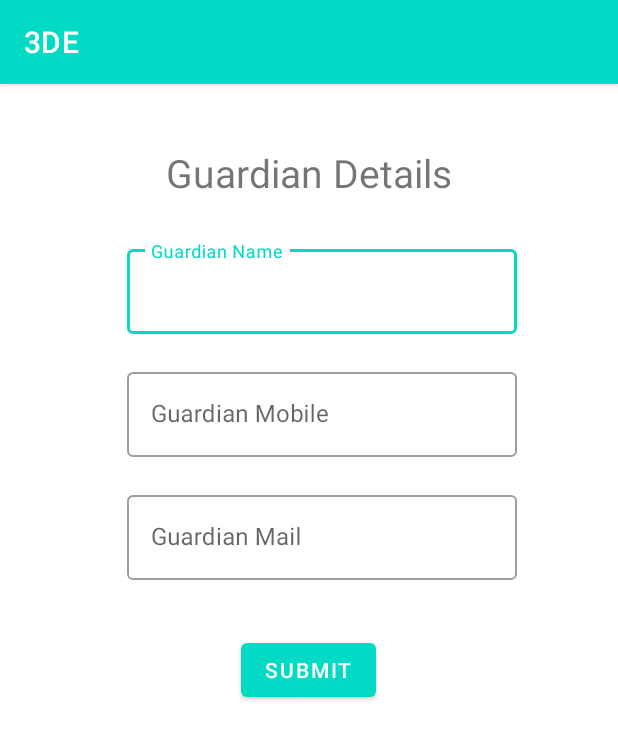
After one commit to it18395242-chirath/3DE, an Android app: the user_details_2 screen opened directly, with no data from a screen before it, on a phone screen of 412 x 824 dp. The commit adds this screen. Shown: the top 739 px of the screen. Run offline under Robolectric (Android 15) with nearby library versions, the phone set to English and light mode, and no system bars; our stand-ins replace Firebase (no records; nobody signed in at launch, a user with empty details on screens opened directly).

Commit message:
adding registration

```diff
--- a/MobApp/app/build.gradle
+++ b/MobApp/app/build.gradle
@@ -1,5 +1,6 @@
 plugins {
     id 'com.android.application'
+    id 'com.google.gms.google-services'
 }
 
 android {
@@ -33,6 +34,7 @@ dependencies {
     implementation 'androidx.appcompat:appcompat:1.2.0'
     implementation 'com.google.android.material:material:1.3.0'
     implementation 'androidx.constraintlayout:constraintlayout:2.0.4'
+    implementation 'com.google.firebase:firebase-database:19.2.1'
     testImplementation 'junit:junit:4.+'
     androidTestImplementation 'androidx.test.ext:junit:1.1.2'
     androidTestImplementation 'androidx.test.espresso:espresso-core:3.3.0'
--- /dev/null
+++ b/MobApp/app/src/main/java/mobile/application3DE/user_details_2.java
@@ -0,0 +1,86 @@
+package mobile.application3DE;
+
+import androidx.appcompat.app.AppCompatActivity;
+
+import android.annotation.SuppressLint;
+import android.content.Intent;
+import android.content.res.Resources;
+import android.os.Bundle;
+import android.view.View;
+import android.widget.Toast;
+
+import com.google.android.material.snackbar.Snackbar;
+import com.google.android.material.textfield.TextInputEditText;
+import com.google.firebase.database.DatabaseReference;
+import com.google.firebase.database.FirebaseDatabase;
+
+import java.util.UUID;
+
+import mobile.application3DE.R;
+import mobile.application3DE.models.User;
+import mobile.application3DE.orientation.tccCalculation;
+
+public class user_details_2 extends AppCompatActivity {
+
+    TextInputEditText g_name_,g_mobile_,g_mail_;
+    User u;
+    FirebaseDatabase firebaseDatabase;
+    DatabaseReference dbRef;
+
+    @Override
+    protected void onCreate(Bundle savedInstanceState) {
+        super.onCreate(savedInstanceState);
+        setContentView(R.layout.activity_user_details_2);
+
+        Intent i = getIntent();
+        u = (User) i.getSerializableExtra("user");
+        g_name_ = findViewById(R.id.gname);
+        g_mobile_ = findViewById(R.id.gphone);
+        g_mail_ = findViewById(R.id.gmail);
+
+    }
+
+    public void submit(View view) {
+
+        boolean success = true;
+
+        if(!g_name_.getText().toString().matches("") && g_mobile_.getText().toString().matches("") && g_mail_.getText().toString().matches("")) {
+            g_mobile_.setError("Required");
+            g_mail_.setError("Required");
+            success = false;
+        }
+        if(success){
+            u.setGuardianName(g_name_.getText().toString());
+            u.setGuardianMob(g_mobile_.getText().toString());
+            u.setGuardianMail(g_mail_.getText().toString());
+
+            firebaseDatabase = FirebaseDatabase.getInstance("https://project-3de-eb7dd-default-rtdb.firebaseio.com/");
+            dbRef = firebaseDatabase.getReference("users/".concat(UUID.randomUUID().toString()));
+
+            dbRef.setValue(u);
+
+            Resources resources = getResources();
+
+            Snackbar.make(view,"Registration Successful!",Snackbar.LENGTH_SHORT).setBackgroundTint(resources.getColor(R.color.success)).show();
+
+            Intent i = new Intent(this, activity_choice_landing.class);
+            i.putExtra("fname",u.get_fName());
+            Thread thread = new Thread(){
+                @Override
+                public void run() {
+                    try {
+                        Thread.sleep(500);
+                        startActivity(i);
+                    } catch (Exception e) {
+                        e.printStackTrace();
+                    }
+                }
+            };
+
+            thread.start();
+
+        }
+
+    }
+
+}
--- /dev/null
+++ b/MobApp/app/src/main/res/layout/activity_user_details_2.xml
@@ -0,0 +1,101 @@
+<?xml version="1.0" encoding="utf-8"?>
+<androidx.constraintlayout.widget.ConstraintLayout xmlns:android="http://schemas.android.com/apk/res/android"
+    xmlns:app="http://schemas.android.com/apk/res-auto"
+    xmlns:tools="http://schemas.android.com/tools"
+    android:layout_width="match_parent"
+    android:layout_height="match_parent"
+    tools:context=".user_details_2">
+
+    <com.google.android.material.textview.MaterialTextView
+        android:id="@+id/Gdetails"
+        style="@style/Widget.MaterialComponents.TextView"
+        android:layout_width="wrap_content"
+        android:layout_height="wrap_content"
+        android:text="@string/guardian_details"
+        android:textSize="26sp"
+        app:layout_constraintBottom_toBottomOf="parent"
+        app:layout_constraintEnd_toEndOf="parent"
+        app:layout_constraintStart_toStartOf="parent"
+        app:layout_constraintTop_toTopOf="parent"
+        app:layout_constraintVertical_bias="0.056" />
+
+    <com.google.android.material.textfield.TextInputLayout
+        android:id="@+id/Gname"
+        style="@style/Widget.MaterialComponents.TextInputLayout.OutlinedBox"
+        android:layout_width="260dp"
+        android:layout_height="wrap_content"
+        android:layout_marginStart="16dp"
+        android:layout_marginLeft="16dp"
+        android:layout_marginTop="28dp"
+        android:hint="@string/guardian_name"
+        app:layout_constraintEnd_toEndOf="parent"
+        app:layout_constraintHorizontal_bias="0.503"
+        app:layout_constraintStart_toStartOf="parent"
+        app:layout_constraintTop_toBottomOf="@+id/Gdetails">
+
+        <com.google.android.material.textfield.TextInputEditText
+            android:layout_width="match_parent"
+            android:layout_height="wrap_content"
+            android:inputType="text"
+            android:id="@+id/gname"
+            />
+
+    </com.google.android.material.textfield.TextInputLayout>
+
+    <com.google.android.material.textfield.TextInputLayout
+        android:id="@+id/Gmobile"
+        style="@style/Widget.MaterialComponents.TextInputLayout.OutlinedBox"
+        android:layout_width="260dp"
+        android:layout_height="wrap_content"
+        android:layout_marginStart="16dp"
+        android:layout_marginLeft="16dp"
+        android:layout_marginTop="20dp"
+        android:hint="@string/guardian_mobile"
+        app:layout_constraintEnd_toEndOf="parent"
+        app:layout_constraintHorizontal_bias="0.503"
+        app:layout_constraintStart_toStartOf="parent"
+        app:layout_constraintTop_toBottomOf="@+id/Gname">
+
+        <com.google.android.material.textfield.TextInputEditText
+            android:layout_width="match_parent"
+            android:layout_height="wrap_content"
+            android:inputType="phone"
+            android:id="@+id/gphone"/>
+
+    </com.google.android.material.textfield.TextInputLayout>
+
+    <com.google.android.material.textfield.TextInputLayout
+        android:id="@+id/Gmail"
+        style="@style/Widget.MaterialComponents.TextInputLayout.OutlinedBox"
+        android:layout_width="260dp"
+        android:layout_height="wrap_content"
+        android:layout_marginTop="20dp"
+        android:hint="@string/guardian_mail"
+        app:layout_constraintEnd_toEndOf="parent"
+        app:layout_constraintHorizontal_bias="0.556"
+        app:layout_constraintStart_toStartOf="parent"
+        app:layout_constraintTop_toBottomOf="@+id/Gmobile">
+
+        <com.google.android.material.textfield.TextInputEditText
+            android:layout_width="match_parent"
+            android:layout_height="wrap_content"
+            android:inputType="textEmailAddress"
+            android:id="@+id/gmail"/>
+
+    </com.google.android.material.textfield.TextInputLayout>
+
+    <com.google.android.material.button.MaterialButton
+        android:id="@+id/submit"
+        android:layout_width="wrap_content"
+        android:layout_height="wrap_content"
+        android:layout_marginTop="36dp"
+        android:onClick="submit"
+        android:text="@string/submit"
+        app:layout_constraintBottom_toBottomOf="parent"
+        app:layout_constraintEnd_toEndOf="parent"
+        app:layout_constraintHorizontal_bias="0.498"
+        app:layout_constraintStart_toStartOf="parent"
+        app:layout_constraintTop_toBottomOf="@+id/Gmail"
+        app:layout_constraintVertical_bias="0.0" />
+
+</androidx.constraintlayout.widget.ConstraintLayout>
--- a/MobApp/app/src/main/res/values/colors.xml
+++ b/MobApp/app/src/main/res/values/colors.xml
@@ -7,4 +7,7 @@
     <color name="teal_700">#FF018786</color>
     <color name="black">#FF000000</color>
     <color name="white">#FFFFFFFF</color>
+    <color name="success">#33cc5a</color>
+    <color name="error">#ff0006</color>
+    <color name="info">#e0af1f</color>
 </resources>
--- a/MobApp/app/src/main/res/values/strings.xml
+++ b/MobApp/app/src/main/res/values/strings.xml
@@ -8,4 +8,12 @@
     <string name="select_gender">Select Gender</string>
     <string name="user_details">User Details</string>
     <string name="submit">Submit</string>
+    <string name="next">Next</string>
+    <string name="guardian_details">Guardian Details</string>
+    <string name="guardian_name">Guardian Name</string>
+    <string name="guardian_mobile">Guardian Mobile</string>
+    <string name="guardian_mail">Guardian Mail</string>
+    <string name="english" translatable="false">English</string>
+    <string name="sinhala">සිංහල</string>
+    <string name="hello">Hello</string>
 </resources>
```
Also changed, not shown: MobApp/app/src/main/AndroidManifest.xml (+7 -2 lines), MobApp/app/src/main/java/mobile/application3DE/Landing.java (added, +40 -0 lines), MobApp/app/src/main/java/mobile/application3DE/MainActivity.java (+42 -4 lines), MobApp/app/src/main/java/mobile/application3DE/activity_choice_landing.java (added, +23 -0 lines), MobApp/app/src/main/java/mobile/application3DE/models/User.java (added, +72 -0 lines), MobApp/app/src/main/java/mobile/application3DE/utilities/BaseActivity.java (added, +35 -0 lines), MobApp/app/src/main/java/mobile/application3DE/utilities/LocaleManager.java (added, +89 -0 lines), MobApp/app/src/main/java/mobile/application3DE/utilities/MultiLanguageApp.java (added, +19 -0 lines), MobApp/app/src/main/res/layout/activity_choice_landing.xml (added, +32 -0 lines), MobApp/app/src/main/res/layout/activity_landing.xml (added, +42 -0 lines), MobApp/app/src/main/res/layout/activity_user_registration.xml (renamed from MobApp/app/src/main/res/layout/activity_main.xml, +8 -1 lines), MobApp/app/src/main/res/layout/tcc_layout.xml (+4 -4 lines), 3 other files.
